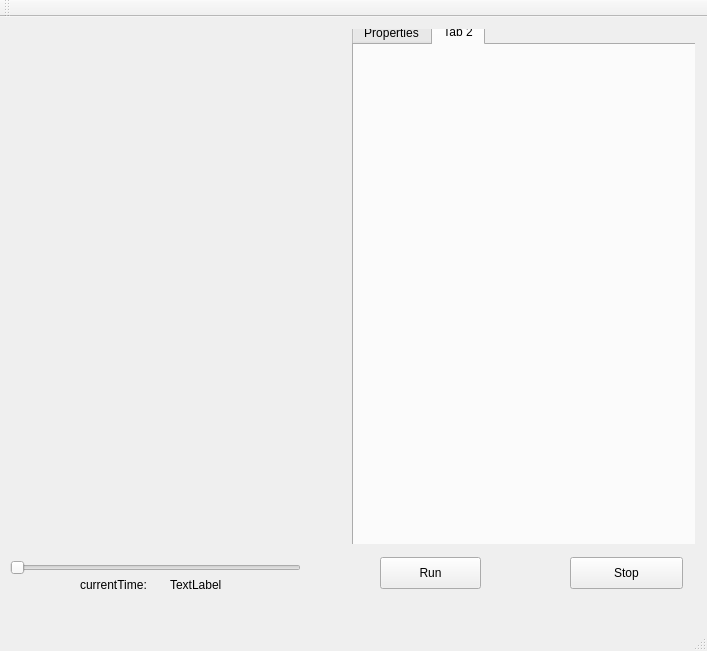
This is MainWindow.ui in NHERI-SimCenter/MDOF as Qt 5 draws it before an edit. The edited form follows.
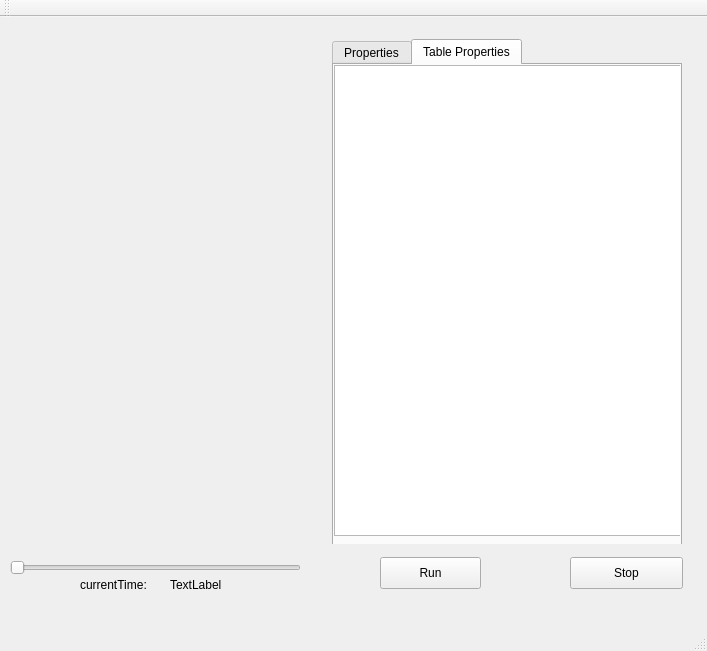
This is the edited form. The open tabs and pages were chosen to show the change. Custom widgets are drawn as their Qt base class.

Commit message: fmk - adding storyheights and Table for editing properties

The edit to the form file:
```diff
--- a/MainWindow.ui
+++ b/MainWindow.ui
@@ -26,10 +26,10 @@
     <widget class="QTabWidget" name="properties">
      <property name="geometry">
       <rect>
-       <x>340</x>
-       <y>-10</y>
+       <x>320</x>
+       <y>10</y>
        <width>350</width>
-       <height>583</height>
+       <height>541</height>
       </rect>
      </property>
      <property name="currentIndex">
@@ -358,19 +358,35 @@
      </widget>
      <widget class="QWidget" name="tab_2">
       <attribute name="title">
-       <string>Tab 2</string>
+       <string>Table Properties</string>
       </attribute>
+      <widget class="QTableWidget" name="tableWidget">
+       <property name="geometry">
+        <rect>
+         <x>0</x>
+         <y>0</y>
+         <width>351</width>
+         <height>471</height>
+        </rect>
+       </property>
+      </widget>
      </widget>
     </widget>
     <widget class="MyGlWidget" name="myGL" native="true">
      <property name="geometry">
       <rect>
-       <x>0</x>
-       <y>0</y>
+       <x>10</x>
+       <y>20</y>
        <width>291</width>
        <height>481</height>
       </rect>
      </property>
+     <property name="sizePolicy">
+      <sizepolicy hsizetype="Expanding" vsizetype="Preferred">
+       <horstretch>0</horstretch>
+       <verstretch>0</verstretch>
+      </sizepolicy>
+     </property>
     </widget>
    </widget>
    <widget class="QPushButton" name="stopButton">
```
Left out of the diff: 8 changed lines with no effect on the pictures. The commit also changes 3 other files.
